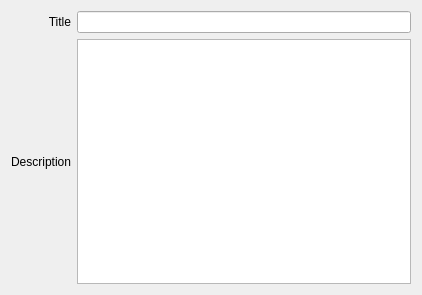
Old version of the form src/UserInterface/src/Widget/FlightDescriptionWidget.ui in the repository till213/SkyDolly.
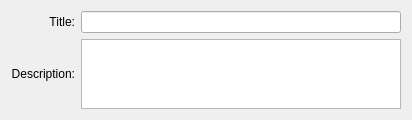
New version of the form. Custom widgets are drawn as their Qt base class.

Diff of the .ui file:
```diff
--- a/src/UserInterface/src/Widget/FlightDescriptionWidget.ui
+++ b/src/UserInterface/src/Widget/FlightDescriptionWidget.ui
@@ -6,8 +6,8 @@
    <rect>
     <x>0</x>
     <y>0</y>
-    <width>422</width>
-    <height>295</height>
+    <width>402</width>
+    <height>116</height>
    </rect>
   </property>
   <property name="windowTitle">
@@ -17,7 +17,7 @@
    <item row="0" column="0">
     <widget class="QLabel" name="label">
      <property name="text">
-      <string>Title</string>
+      <string>Title:</string>
      </property>
      <property name="alignment">
       <set>Qt::AlignRight|Qt::AlignTrailing|Qt::AlignVCenter</set>
@@ -37,7 +37,7 @@
    <item row="1" column="0">
     <widget class="QLabel" name="label_2">
      <property name="text">
-      <string>Description</string>
+      <string>Description:</string>
      </property>
      <property name="alignment">
       <set>Qt::AlignRight|Qt::AlignTrailing|Qt::AlignVCenter</set>
```
